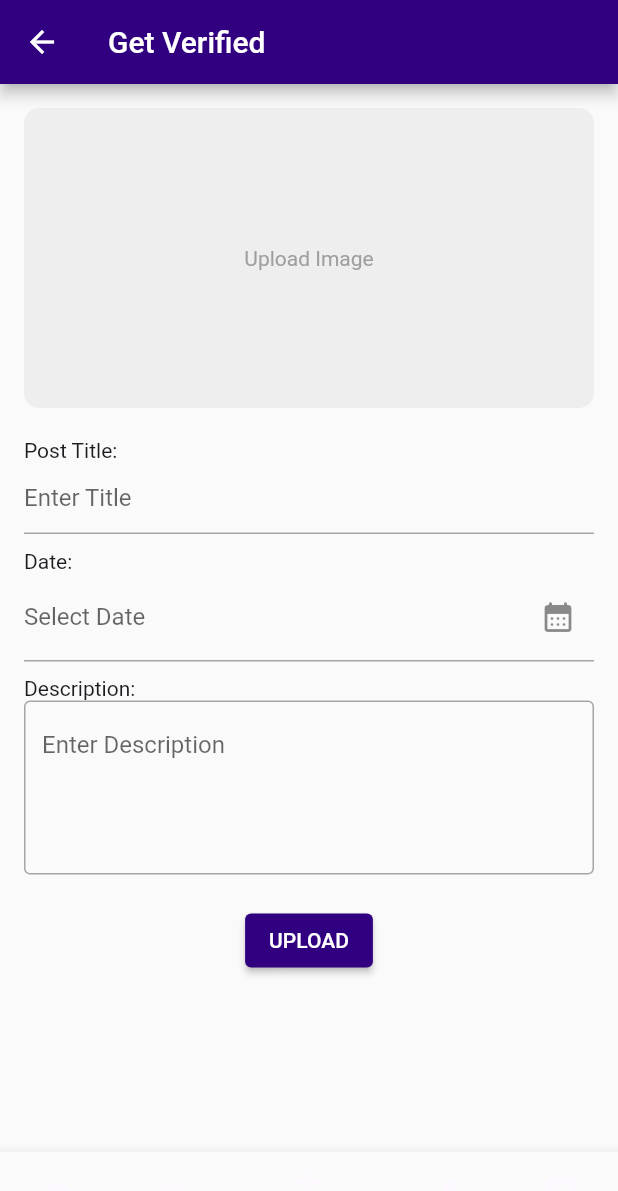
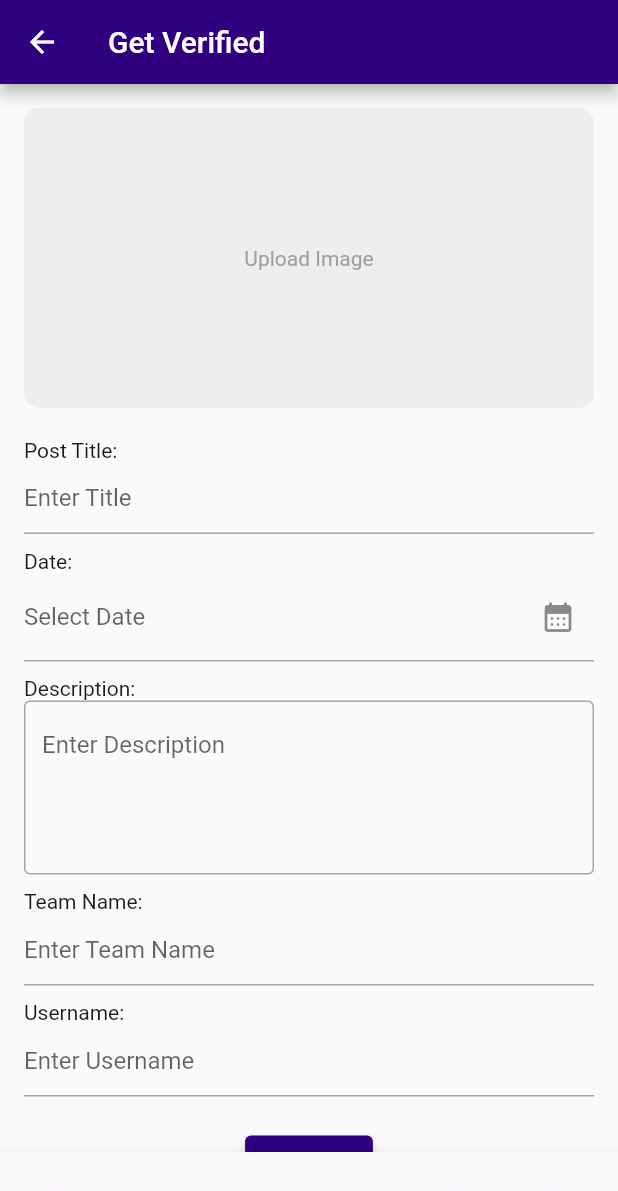
Before and after one commit to Rithik1611/team_up, a Flutter app: the GetVerifiedPage screen opened directly, on a phone screen of 412 x 824 dp. Shown: the top 1191 px of the screen. Run offline on Flutter 3.47's test engine with Material 3 defaults, Android fonts, the phone set to English and light mode, and no system bars; our stand-ins replace awesome_snackbar_content, curved_navigation_bar, dio, dropdown_search, getwidget, google_fonts and 3 more.

```diff
--- a/lib/view/get_verified_page.dart
+++ b/lib/view/get_verified_page.dart
@@ -2,10 +2,12 @@ import 'dart:io';
 
 import 'package:awesome_snackbar_content/awesome_snackbar_content.dart';
 import 'package:flutter/material.dart';
-import 'package:http/http.dart' as http;
+import 'package:dio/dio.dart';
 import 'package:image_picker/image_picker.dart';
 
 class GetVerifiedPage extends StatefulWidget {
+  const GetVerifiedPage({super.key});
+
   @override
   _GetVerifiedPageState createState() => _GetVerifiedPageState();
 }
@@ -15,6 +17,8 @@ class _GetVerifiedPageState extends State<GetVerifiedPage> {
   final _titleController = TextEditingController();
   final _dateController = TextEditingController();
   final _descriptionController = TextEditingController();
+  final _teamNameController = TextEditingController(); // New controller for team name
+  final _usernameController = TextEditingController(); // New controller for username
   DateTime? _selectedDate;
 
   Future<void> _pickImage() async {
@@ -48,7 +52,9 @@ class _GetVerifiedPageState extends State<GetVerifiedPage> {
     if (_imageFile == null ||
         _titleController.text.isEmpty ||
         _dateController.text.isEmpty ||
-        _descriptionController.text.isEmpty) {
+        _descriptionController.text.isEmpty ||
+        _teamNameController.text.isEmpty || // Check if team name is empty
+        _usernameController.text.isEmpty) { // Check if username is empty
       ScaffoldMessenger.of(context).showSnackBar(
         SnackBar(
           elevation: 0,
@@ -64,23 +70,21 @@ class _GetVerifiedPageState extends State<GetVerifiedPage> {
     }
 
     try {
-      var request = http.MultipartRequest(
-        'POST',
-        Uri.parse(
-            'https://your-backend-api.com/upload'), // Replace with your actual backend API endpoint
+      Dio dio = Dio();
+
+      FormData formData = FormData.fromMap({
+        'title': _titleController.text,
+        'date': _dateController.text,
+        'description': _descriptionController.text,
+        'team_name': _teamNameController.text, // Add team name
+        'username': _usernameController.text, // Add username
+        'image': await MultipartFile.fromFile(_imageFile!.path, filename: 'image.jpg'),
+      });
+
+      var response = await dio.post(
+        'https://your-backend-api.com/upload', // Replace with your actual backend API endpoint
+        data: formData,
       );
-
-      // Add fields to the request
-      request.fields['title'] = _titleController.text;
-      request.fields['date'] = _dateController.text;
-      request.fields['description'] = _descriptionController.text;
-
-      // Add image file to the request
-      request.files
-          .add(await http.MultipartFile.fromPath('image', _imageFile!.path));
-
-      // Send the request
-      var response = await request.send();
 
       if (response.statusCode == 200) {
         ScaffoldMessenger.of(context).showSnackBar(
@@ -104,6 +108,8 @@ class _GetVerifiedPageState extends State<GetVerifiedPage> {
           _titleController.clear();
           _dateController.clear();
           _descriptionController.clear();
+          _teamNameController.clear(); // Clear team name field
+          _usernameController.clear(); // Clear username field
         });
       } else {
         ScaffoldMessenger.of(context).showSnackBar(
@@ -202,6 +208,22 @@ class _GetVerifiedPageState extends State<GetVerifiedPage> {
                   border: OutlineInputBorder(),
                 ),
               ),
+              SizedBox(height: 10),
+              Text('Team Name:'), // New label for team name
+              TextField(
+                controller: _teamNameController,
+                decoration: InputDecoration(
+                  hintText: 'Enter Team Name',
+                ),
+              ),
+              SizedBox(height: 10),
+              Text('Username:'), // New label for username
+              TextField(
+                controller: _usernameController,
+                decoration: InputDecoration(
+                  hintText: 'Enter Username',
+                ),
+              ),
               SizedBox(height: 20),
               Center(
                 child: ElevatedButton(
```
